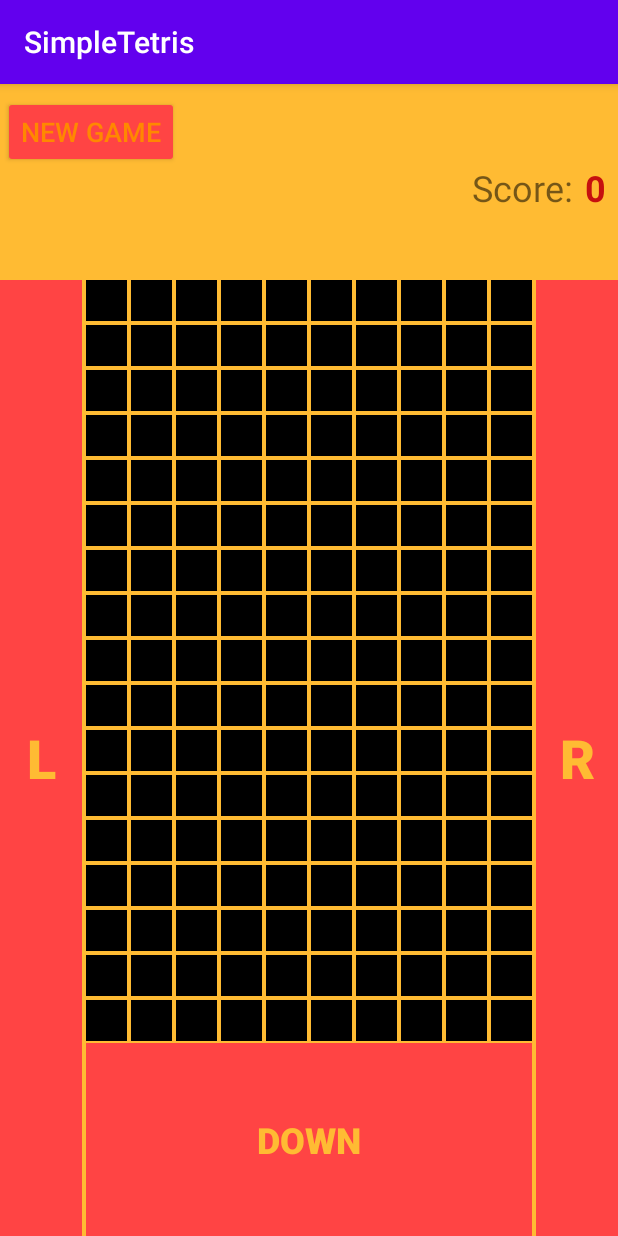
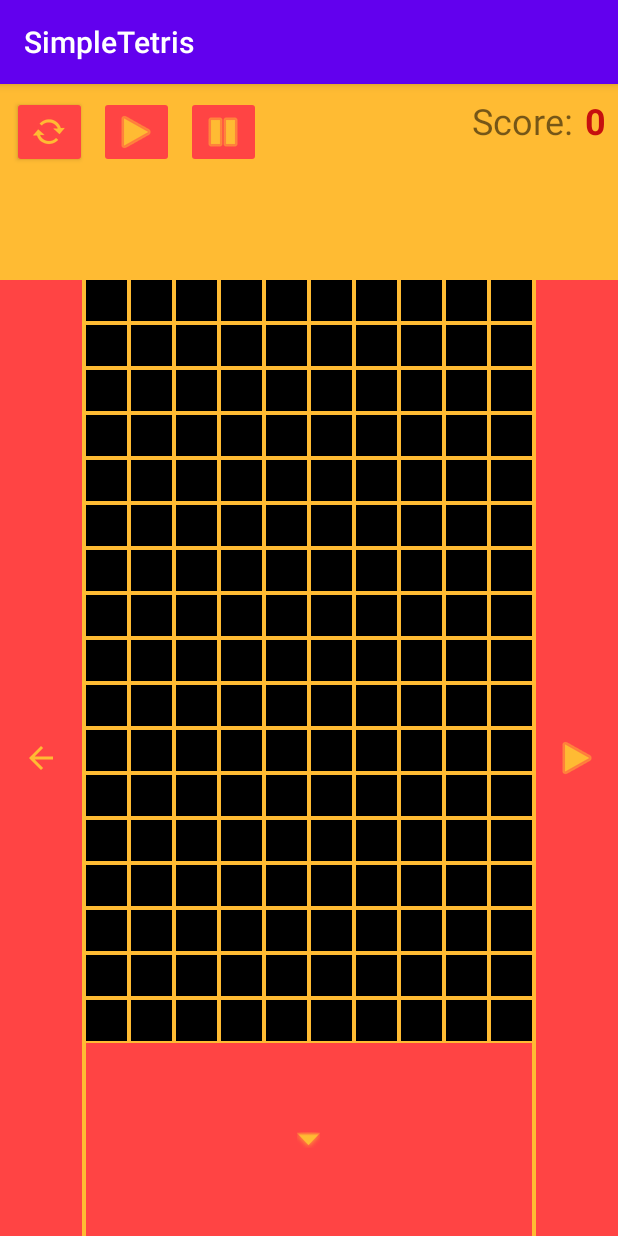
Before and after one commit to ehaviv1978/SimpleTetris, an Android app: the screen it shows after launch (MainActivity), on a phone screen of 412 x 824 dp. Run offline under Robolectric (Android 15) with nearby library versions, the phone set to English and light mode, and no system bars.

Commit message:
Play, Pause, Reset buttons add

```diff
--- a/app/src/main/res/layout/activity_main.xml
+++ b/app/src/main/res/layout/activity_main.xml
@@ -1374,22 +1374,6 @@
     <!--        app:layout_constraintEnd_toEndOf="parent" />-->
 
     <TextView
-        android:id="@+id/textInfo"
-        android:layout_width="wrap_content"
-        android:layout_height="wrap_content"
-        android:layout_marginTop="8dp"
-        android:text="Game Over"
-        android:textAllCaps="true"
-        android:textColor="#15475A"
-        android:textSize="18sp"
-        android:textStyle="bold"
-        android:visibility="invisible"
-        app:layout_constraintBottom_toTopOf="@+id/GameBoard"
-        app:layout_constraintEnd_toEndOf="parent"
-        app:layout_constraintStart_toStartOf="parent"
-        app:layout_constraintTop_toTopOf="parent" />
-
-    <TextView
         android:id="@+id/textScoreVal"
         android:layout_width="wrap_content"
         android:layout_height="wrap_content"
@@ -1400,7 +1384,6 @@
         android:textColor="#C60F0F"
         android:textSize="24sp"
         android:textStyle="bold"
-        app:layout_constraintBottom_toTopOf="@+id/GameBoard"
         app:layout_constraintEnd_toEndOf="parent"
         app:layout_constraintTop_toTopOf="parent" />
 
@@ -1412,7 +1395,6 @@
         android:layout_marginEnd="8dp"
         android:text="Score:"
         android:textSize="24sp"
-        app:layout_constraintBottom_toTopOf="@+id/GameBoard"
         app:layout_constraintEnd_toStartOf="@+id/textScoreVal"
         app:layout_constraintTop_toTopOf="parent" />
 
@@ -1425,7 +1407,9 @@
         android:background="@color/colorAccent"
         android:backgroundTint="@android:color/holo_red_light"
         android:clickable="true"
-        android:text="R"
+        android:foreground="@android:drawable/ic_media_play"
+        android:foregroundGravity="center"
+        android:foregroundTint="@android:color/holo_orange_light"
         android:textColor="@android:color/holo_orange_light"
         android:textSize="36sp"
         android:textStyle="bold"
@@ -1445,7 +1429,9 @@
         android:background="@color/colorAccent"
         android:backgroundTint="@android:color/holo_red_light"
         android:clickable="true"
-        android:text="L"
+        android:foreground="@drawable/abc_vector_test"
+        android:foregroundGravity="center"
+        android:foregroundTint="@android:color/holo_orange_light"
         android:textColor="@android:color/holo_orange_light"
         android:textSize="36sp"
         android:textStyle="bold"
@@ -1465,7 +1451,9 @@
         android:background="@color/colorAccent"
         android:backgroundTint="@android:color/holo_red_light"
         android:clickable="true"
-        android:text="Down"
+        android:foreground="@android:drawable/arrow_down_float"
+        android:foregroundGravity="center"
+        android:foregroundTint="@android:color/holo_orange_light"
         android:textColor="@android:color/holo_orange_light"
         android:textSize="24sp"
         android:textStyle="bold"
@@ -1477,16 +1465,65 @@
         app:layout_constraintVertical_bias="0.0" />
 
     <Button
-        android:id="@+id/btnNewGame"
+        android:id="@+id/btnPause"
+        android:layout_width="50dp"
+        android:layout_height="wrap_content"
+        android:layout_marginStart="8dp"
+        android:layout_marginTop="8dp"
+        android:backgroundTint="@android:color/holo_red_light"
+        android:foreground="@android:drawable/ic_media_pause"
+        android:foregroundGravity="center"
+        android:foregroundTint="@android:color/holo_orange_light"
+        android:textColor="@android:color/holo_orange_dark"
+        android:textSize="18sp"
+        app:layout_constraintStart_toEndOf="@+id/btnPlay"
+        app:layout_constraintTop_toTopOf="parent" />
+
+    <Button
+        android:id="@+id/btnPlay"
+        android:layout_width="50dp"
+        android:layout_height="wrap_content"
+        android:layout_marginStart="8dp"
+        android:layout_marginTop="8dp"
+        android:backgroundTint="@android:color/holo_red_light"
+        android:foreground="@android:drawable/ic_media_play"
+        android:foregroundGravity="center"
+        android:foregroundTint="@android:color/holo_orange_light"
+        android:textColor="@android:color/holo_orange_dark"
+        android:textSize="18sp"
+        app:layout_constraintStart_toEndOf="@+id/btnReset"
+        app:layout_constraintTop_toTopOf="parent" />
+
+    <Button
+        android:id="@+id/btnReset"
+        android:layout_width="50dp"
+        android:layout_height="wrap_content"
+        android:layout_marginStart="8dp"
+        android:layout_marginTop="8dp"
+        android:backgroundTint="@android:color/holo_red_light"
+        android:foreground="@android:drawable/stat_notify_sync"
+        android:foregroundGravity="center"
+        android:foregroundTint="@android:color/holo_orange_light"
+        android:textColor="@android:color/holo_orange_dark"
+        android:textSize="18sp"
+        app:layout_constraintStart_toStartOf="@+id/btnLeft"
+        app:layout_constraintTop_toTopOf="parent" />
+
+    <TextView
+        android:id="@+id/textInfo"
         android:layout_width="wrap_content"
         android:layout_height="wrap_content"
-        android:layout_marginStart="2dp"
-        android:layout_marginTop="8dp"
-        android:backgroundTint="@android:color/holo_red_light"
-        android:text="New Game"
-        android:textColor="@android:color/holo_orange_dark"
-        android:textSize="18sp"
+        android:text="Game Over"
+        android:textAlignment="center"
+        android:textAllCaps="true"
+        android:textColor="@android:color/background_light"
+        android:textSize="60sp"
+        android:textStyle="bold"
+        android:visibility="invisible"
+        app:layout_constraintBottom_toBottomOf="@+id/btnDown"
+        app:layout_constraintEnd_toEndOf="parent"
         app:layout_constraintStart_toStartOf="parent"
-        app:layout_constraintTop_toTopOf="parent" />
+        app:layout_constraintTop_toTopOf="parent"
+        tools:visibility="visible" />
 
 </androidx.constraintlayout.widget.ConstraintLayout>
--- a/app/src/main/res/mipmap-anydpi-v26/ic_launcher.xml
+++ b/app/src/main/res/mipmap-anydpi-v26/ic_launcher.xml
@@ -1,5 +1,5 @@
 <?xml version="1.0" encoding="utf-8"?>
 <adaptive-icon xmlns:android="http://schemas.android.com/apk/res/android">
-    <background android:drawable="@drawable/ic_launcher_background" />
-    <foreground android:drawable="@drawable/ic_launcher_foreground" />
+    <background android:drawable="@mipmap/ic_launcher_background"/>
+    <foreground android:drawable="@mipmap/ic_launcher_foreground"/>
 </adaptive-icon>
--- a/app/src/main/res/mipmap-anydpi-v26/ic_launcher_round.xml
+++ b/app/src/main/res/mipmap-anydpi-v26/ic_launcher_round.xml
@@ -1,5 +1,5 @@
 <?xml version="1.0" encoding="utf-8"?>
 <adaptive-icon xmlns:android="http://schemas.android.com/apk/res/android">
-    <background android:drawable="@drawable/ic_launcher_background" />
-    <foreground android:drawable="@drawable/ic_launcher_foreground" />
+    <background android:drawable="@mipmap/ic_launcher_background"/>
+    <foreground android:drawable="@mipmap/ic_launcher_foreground"/>
 </adaptive-icon>
```
Also changed, not shown: app/src/main/java/com/eran/simpletetris/MainActivity.kt (+79 -107 lines), app/src/main/res/mipmap-hdpi/ic_launcher.png, app/src/main/res/mipmap-hdpi/ic_launcher_round.png, app/src/main/res/mipmap-mdpi/ic_launcher.png, app/src/main/res/mipmap-mdpi/ic_launcher_round.png, app/src/main/res/mipmap-xhdpi/ic_launcher.png, app/src/main/res/mipmap-xhdpi/ic_launcher_round.png, app/src/main/res/mipmap-xxhdpi/ic_launcher.png, app/src/main/res/mipmap-xxhdpi/ic_launcher_round.png, app/src/main/res/mipmap-xxxhdpi/ic_launcher.png, app/src/main/res/mipmap-xxxhdpi/ic_launcher_round.png.
